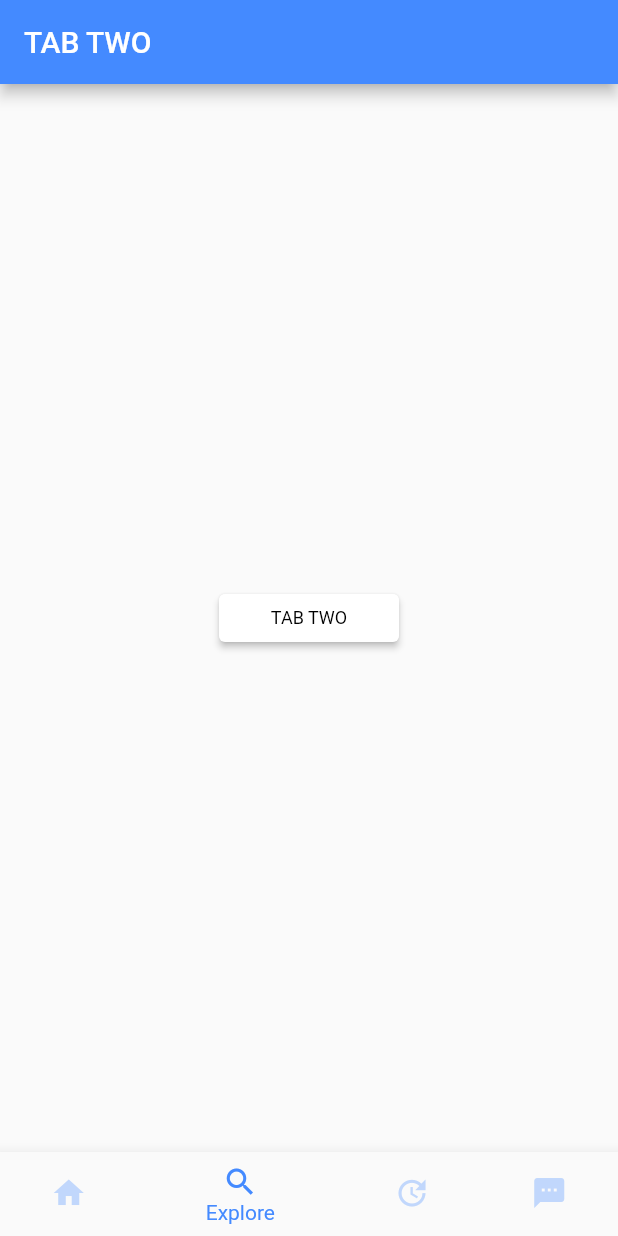
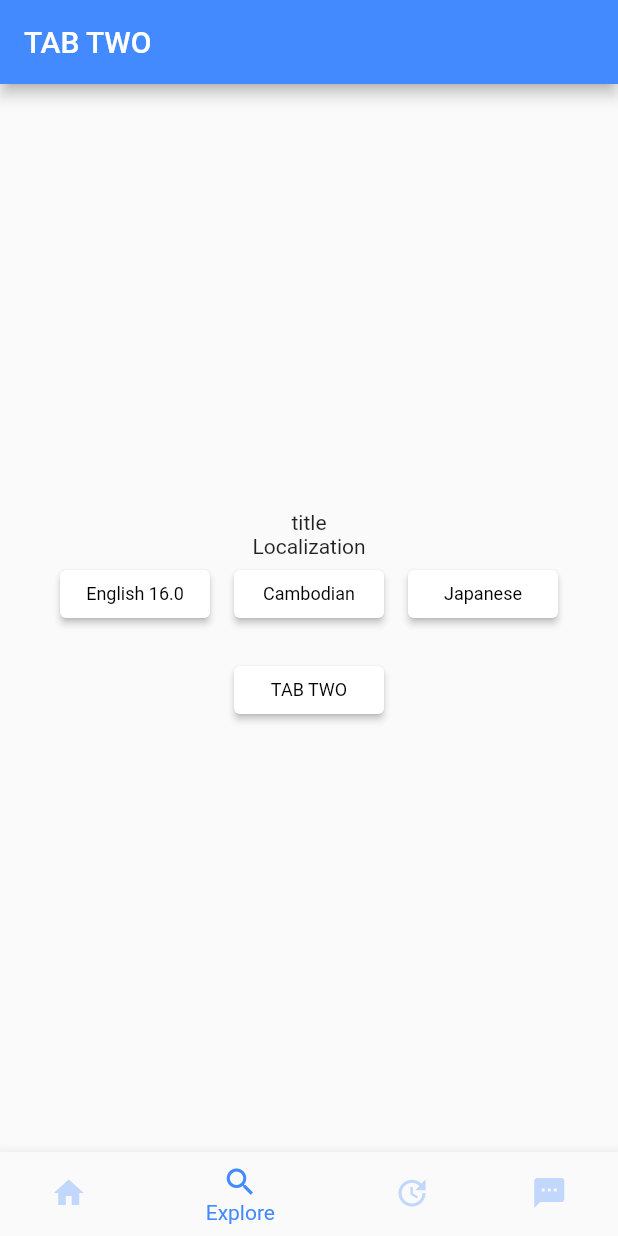
Before and after one commit to coditas-llp/flutter-starter, a Flutter app: the screen it shows after launch, item 2 of the bottom bar chosen, on a phone screen of 412 x 824 dp. Run offline on Flutter 3.47's test engine with Material 2 defaults, Android fonts, the phone set to English and light mode, and no system bars; our stand-ins replace auto_route, connectivity_plus, dartz, equatable, flutter_bloc, flutter_local_notifications and 6 more; accounts and stored records are empty; generated files the repository leaves out were written again; statements that could not run were skipped.

Commit message:
Added Screen responsiveness logic 1. Localisation (eg. on screen tab_one.dart)

```diff
--- a/lib/core/color_and_theme/app_theme.dart
+++ b/lib/core/color_and_theme/app_theme.dart
@@ -4,7 +4,8 @@ ThemeData appTheme2 = ThemeData(
   colorScheme: ColorScheme.fromSeed(seedColor: Colors.deepPurple),
   useMaterial3: true,
 );
-ThemeData appTheme = ThemeData(
+
+ThemeData get appTheme => ThemeData(
     colorScheme: const ColorScheme(
       brightness: Brightness.light,
       primary: Colors.blueAccent,
@@ -42,7 +43,7 @@ ThemeData appTheme = ThemeData(
       foregroundColor: Colors.black,
       backgroundColor: Colors.white,
 // primary: color,
-      minimumSize: const Size(120, 32),
+      minimumSize: const Size(100, 32),
 // shape: RoundedRectangleBorder(
 //     side: const BorderSide(),
 //     borderRadius: BorderRadius.circular(24.0)),
--- /dev/null
+++ b/lib/core/multilingual/app_locale.dart
@@ -0,0 +1,7 @@
+mixin AppLocale {
+  static const String title = 'title';
+
+  static const Map<String, dynamic> EN = {title: 'Localization'};
+  static const Map<String, dynamic> KM = {title: 'ការធ្វើមូលដ្ឋានីយកម្ម'};
+  static const Map<String, dynamic> JA = {title: 'ローカリゼーション'};
+}
--- a/lib/core/screen_responsiveness/sr_utils.dart
+++ b/lib/core/screen_responsiveness/sr_utils.dart
@@ -13,8 +13,9 @@ bool isInit = false;
 
 sRInit(BuildContext context) async {
   if (isInit) {
-    isInit = false;
+    return;
   }
+  isInit = true;
   AppStyle appStyle = AppStyle(screenSize: MediaQuery.of(context).size);
 
   Size originalSize = MediaQuery.of(context).size;
--- a/lib/features/myFeatureName/presentation/pages/tab_one.dart
+++ b/lib/features/myFeatureName/presentation/pages/tab_one.dart
@@ -1,7 +1,11 @@
 import 'package:auto_route/auto_route.dart';
 import 'package:flutter/material.dart';
+import 'package:flutter_localization/flutter_localization.dart';
+import 'package:scaffold/core/constants/dimen.dart';
+import 'package:scaffold/core/multilingual/app_locale.dart';
 import 'package:scaffold/rout_config.gr.dart';
 
+import '../../../../core/utility/common_widgets.dart';
 import 'home_page.dart';
 
 @RoutePage()
@@ -16,13 +20,41 @@ class TabOneScreen extends StatelessWidget {
     return Scaffold(
       appBar: AppBar(title: const Text('TAB TWO')),
       body: Center(
-        child: Row(
-          mainAxisAlignment: MainAxisAlignment.spaceEvenly,
+        child: Column(
+          mainAxisSize: MainAxisSize.min,
           children: [
+            const Text(AppLocale.title),
+            Text(AppLocale.title.getString(context)),
+            Row(
+              mainAxisSize: MainAxisSize.min,
+              children: [
+                ElevatedButton(
+                  child:  Text('English $padding'),
+                  onPressed: () {
+                    FlutterLocalization.instance.translate('en');
+                  },
+                ),
+                width(),
+                ElevatedButton(
+                  child: const Text('Cambodian'),
+                  onPressed: () {
+                    FlutterLocalization.instance.translate('km');
+                  },
+                ),
+                width(),
+                ElevatedButton(
+                  child: const Text('Japanese'),
+                  onPressed: () {
+                    FlutterLocalization.instance.translate('ja');
+                  },
+                ),
+              ],
+            ),
+            height(),
             ElevatedButton(
               onPressed: () => context.router.push(TabTwoRoute(title: "title")),
               child: const Text('TAB TWO'),
-            )
+            ),
           ],
         ),
       ),
--- a/lib/injection_container.dart
+++ b/lib/injection_container.dart
@@ -1,5 +1,6 @@
 // This is our global ServiceLocator
 import 'package:flutter/foundation.dart';
+import 'package:flutter_localization/flutter_localization.dart';
 import 'package:get_it/get_it.dart';
 import 'package:scaffold/features/myFeatureName/data/datasource/my_local_data_source.dart';
 import 'package:scaffold/features/myFeatureName/data/datasource/my_online_data_source.dart';
@@ -17,8 +18,8 @@ import 'features/myFeatureName/presentation/bloc/my_bloc_states.dart';
 GetIt getIt = GetIt.instance;
 
 init() async {
-  //Feature
-  //External
+
+  ///External
   if(!kIsWeb) {
     Database db = await DatabaseHelper().db;
     await SharedPreferences.getInstance();
@@ -35,7 +36,13 @@ init() async {
     // signalsReady: true
   );
 
-  //data source
+  final FlutterLocalization localization = FlutterLocalization.instance;
+  // getIt.registerSingleton<SharedPreferences>(
+  //   sharedPreferences,
+  //   // signalsReady: true
+  // );
+///Feature
+  ///data source
   getIt.registerSingleton<MyLocalDataSource>(
     MyLocalDataSourceImpl(),
     // signalsReady: true
@@ -44,7 +51,7 @@ init() async {
     MyOnlineDataSourceImpl(),
     // signalsReady: true
   );
-  //repo
+  ///repo
   getIt.registerSingleton<MyRepo>(
     MyRepoImpl(
         networkInfo: NetworkInfo(),
@@ -52,10 +59,10 @@ init() async {
         myOnlineDataSource: getIt()),
     // signalsReady: true
   );
-//use cases
+///use cases
   getIt.registerSingleton<GetMyEntityUseCase>(GetMyEntityUseCase(getIt()));
   getIt.registerSingleton<GetMyListUseCase>(GetMyListUseCase(getIt()));
-  //bloc
+  ///bloc
   getIt.registerFactory(() => MyBloc(InitState(), getIt(), getIt()),
       // instanceName: "myBlocHomePage"
   );
--- a/lib/main.dart
+++ b/lib/main.dart
@@ -1,6 +1,8 @@
 import 'package:flutter/material.dart';
+import 'package:flutter_localization/flutter_localization.dart';
 import 'core/color_and_theme/app_theme.dart';
 import 'core/local_notifications//notification_utils.dart';
+import 'core/multilingual/app_locale.dart';
 import 'core/screen_responsiveness/sr_utils.dart';
 import 'injection_container.dart';
 import 'rout_config.dart';
@@ -16,8 +18,37 @@ void main() async {
   runApp(MyApp());
 }
 
-class MyApp extends StatelessWidget {
+class MyApp extends StatefulWidget {
   MyApp({super.key});
+
+  @override
+  MyAppState createState() {
+    return MyAppState();
+  }
+}
+
+class MyAppState extends State<MyApp> {
+  FlutterLocalization localization = FlutterLocalization.instance;
+
+  @override
+  void initState() {
+    localization.init(
+      mapLocales: [
+        const MapLocale('en', AppLocale.EN),
+        const MapLocale('km', AppLocale.KM),
+        const MapLocale('ja', AppLocale.JA),
+      ],
+      initLanguageCode: 'en',
+    );
+    localization.onTranslatedLanguage = _onTranslatedLanguage;
+
+    super.initState();
+  }
+
+  // the setState function here is a must to add
+  void _onTranslatedLanguage(Locale? locale) {
+    setState(() {});
+  }
 
   //autoroute
   final _appRouter = AppRouter();
@@ -31,7 +62,11 @@ class MyApp extends StatelessWidget {
     return MediaQuery(
       data: data.copyWith(textScaleFactor: ScreenUtil().textScale),
       child: MaterialApp.router(
-        //for auto route
+        ///for localisation
+        supportedLocales: localization.supportedLocales,
+        localizationsDelegates: localization.localizationsDelegates,
+
+        ///for auto route
         routerConfig: _appRouter.config(),
         title: 'Flutter Demo',
         theme: appTheme,
--- a/pubspec.yaml
+++ b/pubspec.yaml
@@ -59,11 +59,14 @@ dependencies:
   flutter_local_notifications: ^14.1.0
 
   # utility
-  intl: ^0.18.1
+  intl: ^0.18.0
   flutter_timezone: ^1.0.6
 
   # routing
   auto_route: ^7.2.0
+
+  # multilingual or localization
+  flutter_localization:
 
 dev_dependencies:
   flutter_test:
```
